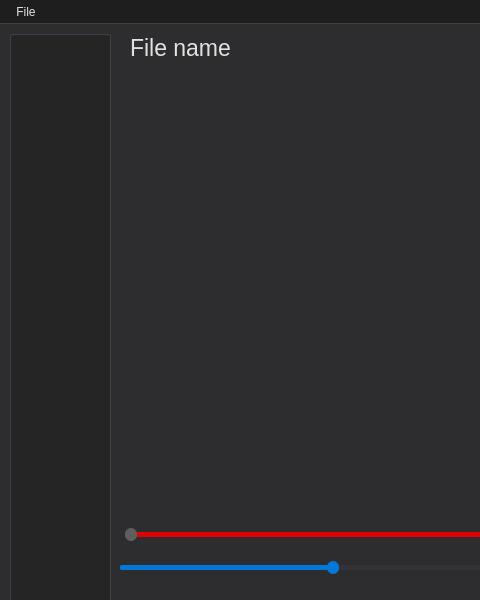
exquet/multimedia-viewer, file mainwindow.ui: the form before one commit; both pictures show x 0 to 480 and y 0 to 600 of the 800 by 600 pixel window.
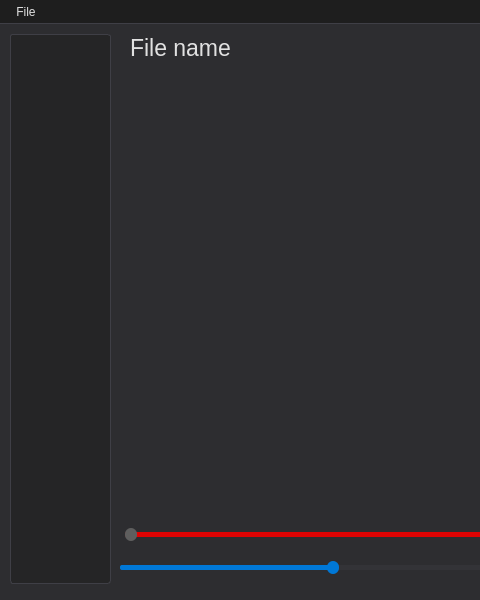
The form after the commit.

Commit message: video time display

Patch:
```diff
--- a/mainwindow.ui
+++ b/mainwindow.ui
@@ -33,7 +33,7 @@
       <x>10</x>
       <y>10</y>
       <width>101</width>
-      <height>581</height>
+      <height>550</height>
      </rect>
     </property>
     <property name="styleSheet">
```
The commit also changes 1 other file.
